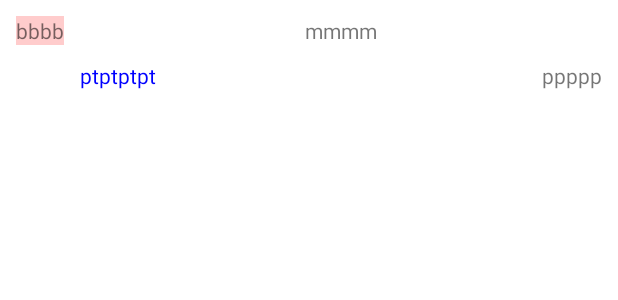
After one commit to Kajmank2/Quizz-APP-DB, an Android app: the layout infodb_activity.xml on its own in the app's theme, with its tools: preview values and no code run, on a phone screen of 412 x 824 dp. The commit adds this screen. Shown: the top 300 px of the screen. Run offline under Robolectric (Android 15) with nearby library versions, the phone set to English and light mode, and no system bars.

Commit message:
Something was wrong

```diff
--- /dev/null
+++ b/app/src/main/res/layout/infodb_activity.xml
@@ -0,0 +1,24 @@
+<LinearLayout
+    xmlns:android="http://schemas.android.com/apk/res/android"
+    android:layout_width="match_parent"
+    android:orientation="horizontal"
+    android:layout_margin="5dp"
+    android:layout_height="match_parent">
+
+    <TextView android:id="@+id/tvcountry"
+        android:layout_width="wrap_content"
+        android:layout_height="wrap_content" android:layout_margin="5dp"
+        android:background="#ffcccc" android:text="bbbb"/>
+    <LinearLayout
+        android:layout_width="match_parent"
+        android:orientation="vertical"
+        android:layout_height="wrap_content">
+        <TextView android:id="@+id/tvcapital" android:layout_width="match_parent" android:layout_height="wrap_content" android:gravity="center" android:layout_margin="5dp" android:text="mmmm"/>
+
+        <LinearLayout android:orientation="horizontal" android:layout_width="match_parent" android:layout_height="wrap_content">
+            <TextView android:id="@+id/tvpopulation" android:layout_width="wrap_content" android:layout_height="wrap_content" android:layout_margin="5dp" android:textColor="#0000ff" android:text="ptptptpt"/>
+            <TextView android:id="@+id/tvcurrency" android:layout_width="match_parent" android:layout_height="wrap_content" android:layout_margin="5dp" android:gravity="right" android:text="ppppp"/>
+        </LinearLayout>
+    </LinearLayout>
+
+</LinearLayout>
```
Also changed, not shown: app/src/main/java/com/example/geoappdb/ManageActivity.java (+105 -3 lines), app/src/main/java/com/example/geoappdb/QuestionAdapter.java (added, +37 -0 lines), app/src/main/res/layout/manage_activity.xml (+9 -5 lines).
